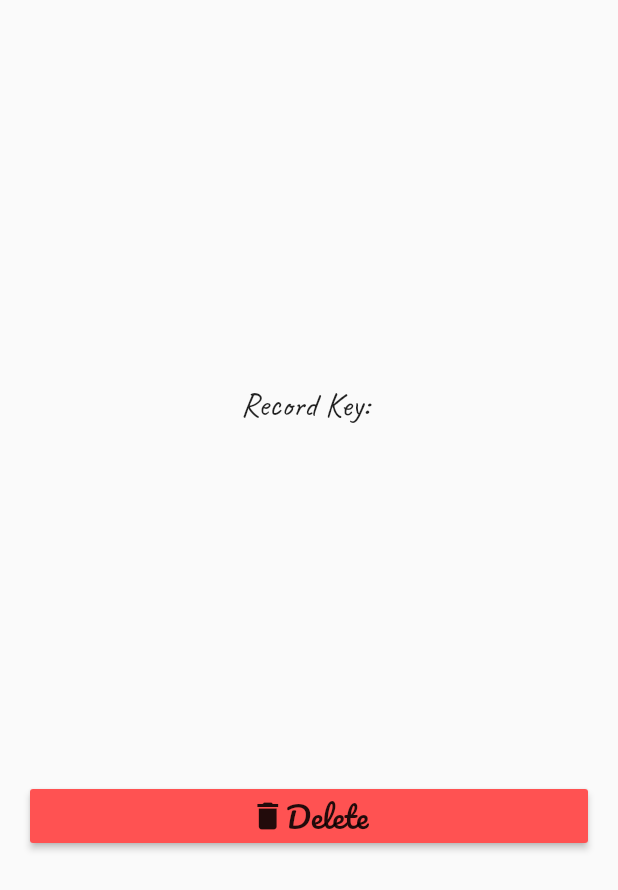
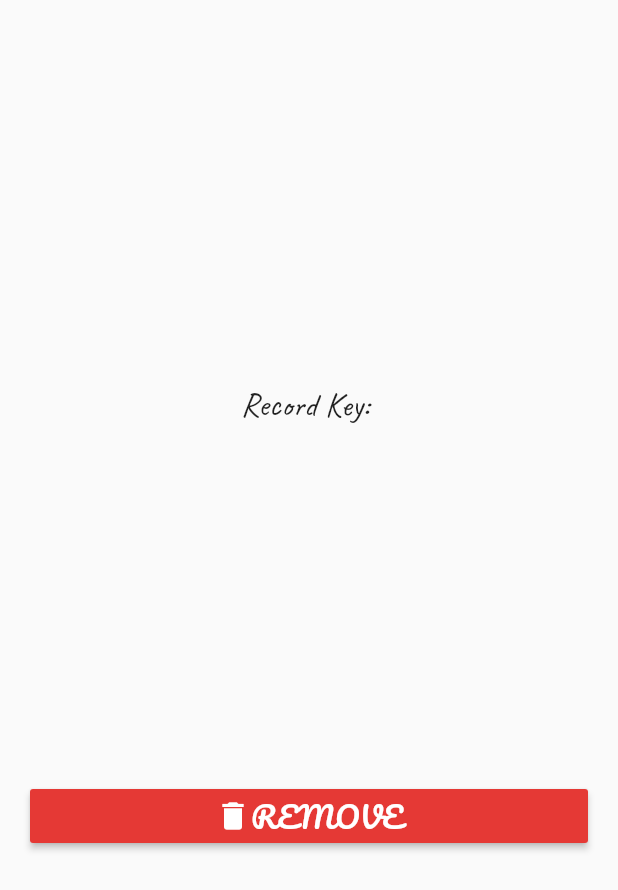
Before and after one commit to shah-gaurav/patch-me, a Flutter app: the SettingsWidget widget shown alone on an empty page, opened directly, on a phone screen of 412 x 824 dp. Shown: the top 890 px of the screen. Run offline on Flutter 3.47's test engine with Material 2 defaults, Android fonts, the phone set to English and light mode, and no system bars; our stand-ins replace cloud_firestore, curved_navigation_bar, flutter_form_builder, percent_indicator, progress_indicators, random_string and 1 more; missing offline and left inert: binding; accounts and stored records are empty.

Commit message:
Cosmetic changes to Remove button

```diff
--- a/lib/pages/user_page/settings_widget.dart
+++ b/lib/pages/user_page/settings_widget.dart
@@ -22,12 +22,13 @@ class SettingsWidget extends StatelessWidget {
             ),
           ),
           RaisedButton(
-            color: Colors.redAccent,
+            color: Colors.red[600],
+            textColor: Colors.white,
             child: Row(
               mainAxisAlignment: MainAxisAlignment.center,
               children: <Widget>[
                 Icon(Icons.delete),
-                Text('Delete'),
+                Text('REMOVE'),
               ],
             ),
             onPressed: () async {
```
